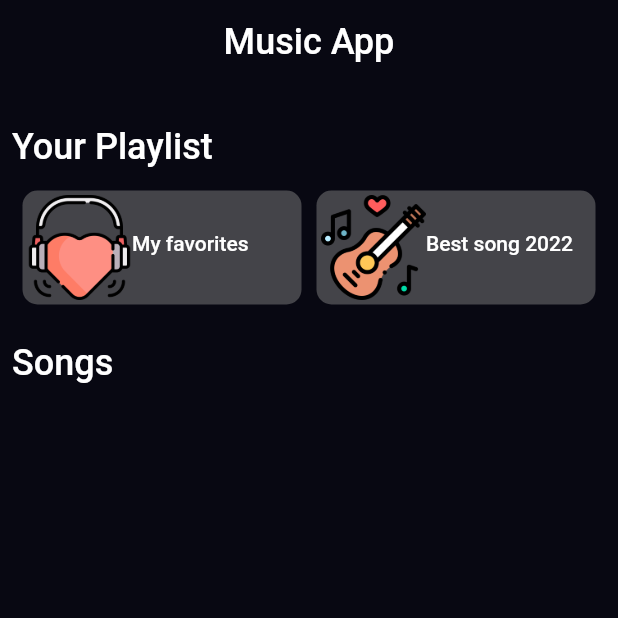
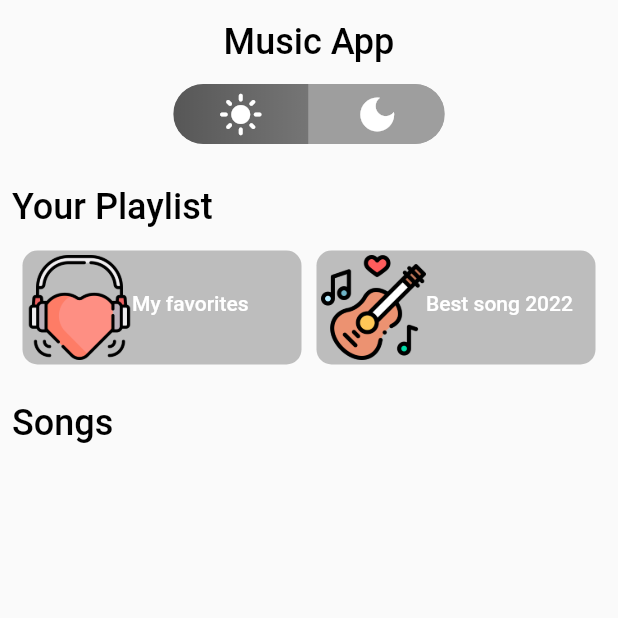
Before and after one commit to YorqinBek7/Music-App, a Flutter app: the screen it shows after launch, on a phone screen of 412 x 824 dp, the top half of it. Run offline on Flutter 3.47's test engine with Material 2 defaults, Android fonts, the phone set to English and light mode, and no system bars; drawn by our look-alikes of toggle_switch; our stand-ins replace adaptive_theme, audioplayers, flutter_bloc, flutter_native_splash, lottie, modal_bottom_sheet and 2 more; statements that could not run were skipped.

Commit message:
added theme switcher

```diff
--- a/lib/main.dart
+++ b/lib/main.dart
@@ -1,80 +1,48 @@
-import 'package:awesome_notifications/awesome_notifications.dart';
+import 'package:adaptive_theme/adaptive_theme.dart';
 import 'package:flutter/material.dart';
 import 'package:flutter_bloc/flutter_bloc.dart';
 import 'package:flutter_native_splash/flutter_native_splash.dart';
 import 'package:music_app/cubit/music_cubit.dart';
+import 'package:music_app/data/shared_preferences.dart';
 import 'package:music_app/ui/router.dart';
 import 'package:music_app/utils/constants.dart';
-import 'package:music_app/utils/notification.dart';
-import 'package:permission_handler/permission_handler.dart';
+import 'package:music_app/utils/theme.dart';
 
 void main() async {
   WidgetsBinding widgetsBinding = WidgetsFlutterBinding.ensureInitialized();
   FlutterNativeSplash.preserve(widgetsBinding: widgetsBinding);
-  void main() async {
-    ReceivedAction? receivedAction = await AwesomeNotifications()
-        .getInitialNotificationAction(removeFromActionEvents: false);
-  }
-
-  AwesomeNotifications().initialize(
-    "resource://drawable/app_icon",
-    [
-      NotificationChannel(
-          channelGroupKey: 'basic_channel_group',
-          channelKey: 'basic_channel',
-          channelName: 'Basic notifications',
-          channelDescription: 'Notification channel for basic tests',
-          defaultColor: const Color(0xFF9D50DD),
-          ledColor: Colors.white)
-    ],
-    channelGroups: [
-      NotificationChannelGroup(
-          channelGroupKey: 'basic_channel_group',
-          channelGroupName: 'Basic group')
-    ],
-    debug: true,
-  );
-  runApp(const App());
+  await StorageRepository.getInstance();
+  final savedThemeMode = await AdaptiveTheme.getThemeMode();
+  runApp(App(
+    savedThemeMode: savedThemeMode,
+  ));
 }
 
-class App extends StatefulWidget {
-  static final GlobalKey<NavigatorState> navigatorKey =
-      GlobalKey<NavigatorState>();
-  const App({super.key});
-
-  @override
-  State<App> createState() => _AppState();
-}
-
-class _AppState extends State<App> {
-  @override
-  void initState() {
-    AwesomeNotifications().setListeners(
-        onActionReceivedMethod: NotificationController.onActionReceivedMethod,
-        onNotificationCreatedMethod:
-            NotificationController.onNotificationCreatedMethod,
-        onNotificationDisplayedMethod:
-            NotificationController.onNotificationDisplayedMethod,
-        onDismissActionReceivedMethod:
-            NotificationController.onDismissActionReceivedMethod);
-
-    Future<PermissionStatus> permission = Permission.notification.request();
-
-    super.initState();
-  }
+class App extends StatelessWidget {
+  final AdaptiveThemeMode? savedThemeMode;
+  const App({super.key, required this.savedThemeMode});
 
   @override
   Widget build(BuildContext context) {
     return BlocProvider(
       create: (context) => MusicCubit(),
-      child: MaterialApp(
-        debugShowCheckedModeBanner: false,
-        title: 'Music App',
-        theme: ThemeData(
-          primarySwatch: Colors.blue,
+      child: AdaptiveTheme(
+        light: MusicAppTheme.lightMode(),
+        dark: MusicAppTheme.darkMode(),
+        initial: AdaptiveThemeMode.light,
+        builder: (theme, darkTheme) => MaterialApp(
+          title: 'Adaptive Theme Demo',
+          theme: theme,
+          darkTheme: darkTheme,
+          home: MaterialApp(
+            debugShowCheckedModeBanner: false,
+            title: 'Music App',
+            theme: theme,
+            darkTheme: darkTheme,
+            onGenerateRoute: MusicAppRouters.generateRoutes,
+            initialRoute: homeScreen,
+          ),
         ),
-        onGenerateRoute: MusicAppRouters.generateRoutes,
-        initialRoute: homeScreen,
       ),
     );
   }
--- a/lib/ui/home/home_screen.dart
+++ b/lib/ui/home/home_screen.dart
@@ -1,20 +1,19 @@
-// ignore_for_file: use_build_context_synchronously
-
+import 'package:adaptive_theme/adaptive_theme.dart';
 import 'package:audioplayers/audioplayers.dart';
-import 'package:awesome_notifications/awesome_notifications.dart';
+import 'package:flutter/cupertino.dart';
 import 'package:flutter/material.dart';
 import 'package:flutter_bloc/flutter_bloc.dart';
 import 'package:flutter_native_splash/flutter_native_splash.dart';
 import 'package:lottie/lottie.dart';
 import 'package:music_app/cubit/music_cubit.dart';
+import 'package:music_app/data/shared_preferences.dart';
 import 'package:music_app/ui/home/widgets/bottom_sheet.dart';
 import 'package:music_app/ui/home/widgets/on_long_press_dialog.dart';
 import 'package:music_app/ui/home/widgets/playlists.dart';
 import 'package:music_app/ui/home/widgets/visible_bottom_sheet.dart';
-import 'package:music_app/utils/color.dart';
 import 'package:music_app/utils/constants.dart';
-import 'package:music_app/utils/text_style.dart';
 import 'package:permission_handler/permission_handler.dart';
+import 'package:toggle_switch/toggle_switch.dart';
 
 class HomeScreen extends StatefulWidget {
   const HomeScreen({super.key});
@@ -40,12 +39,11 @@ class _HomeScreenState extends State<HomeScreen> {
     var cubitRead = context.read<MusicCubit>();
     return Scaffold(
       resizeToAvoidBottomInset: false,
-      backgroundColor: MusicAppColor.C_080812,
+      backgroundColor: Theme.of(context).scaffoldBackgroundColor,
       appBar: AppBar(
         centerTitle: true,
-        title: Text("Music App",
-            style: MusicAppTextStyle.w500.copyWith(fontSize: 24)),
-        backgroundColor: MusicAppColor.C_080812,
+        title: Text("Music App", style: Theme.of(context).textTheme.headline4),
+        backgroundColor: Theme.of(context).backgroundColor,
         elevation: 0,
       ),
       body: BlocListener<MusicCubit, MusicState>(
@@ -54,6 +52,32 @@ class _HomeScreenState extends State<HomeScreen> {
         },
         child: Column(
           children: [
+            ToggleSwitch(
+              minWidth: 90.0,
+              minHeight: 40.0,
+              initialLabelIndex: 0,
+              cornerRadius: 20.0,
+              activeFgColor: Colors.white,
+              inactiveBgColor: Colors.grey,
+              inactiveFgColor: Colors.white,
+              totalSwitches: 2,
+              icons: const [Icons.light_mode, Icons.dark_mode],
+              iconSize: 30.0,
+              activeBgColors: const [
+                [Colors.black45, Colors.black26],
+                [Colors.yellow, Colors.orange]
+              ],
+              animate: true,
+              curve: Curves.bounceInOut,
+              onToggle: (index) {
+                setState(() {
+                  StorageRepository.putDouble("isDark", index!.toDouble());
+                  StorageRepository.getDouble("isDark") == 1
+                      ? AdaptiveTheme.of(context).setDark()
+                      : AdaptiveTheme.of(context).setLight();
+                });
+              },
+            ),
             const SizedBox(height: 10),
             Expanded(
               child: Padding(
@@ -63,7 +87,7 @@ class _HomeScreenState extends State<HomeScreen> {
                   children: [
                     const SizedBox(height: 10),
                     Text("Your Playlist",
-                        style: MusicAppTextStyle.w500.copyWith(fontSize: 24)),
+                        style: Theme.of(context).textTheme.headline4),
                     const SizedBox(height: 10),
                     Row(
                       mainAxisAlignment: MainAxisAlignment.center,
@@ -95,8 +119,7 @@ class _HomeScreenState extends State<HomeScreen> {
                       ],
                     ),
                     const SizedBox(height: 20),
-                    Text("Songs",
-                        style: MusicAppTextStyle.w500.copyWith(fontSize: 24)),
+                    Text("Songs", style: Theme.of(context).textTheme.headline4),
                     const SizedBox(height: 5),
                     ListView.builder(
                       shrinkWrap: true,
@@ -107,16 +130,6 @@ class _HomeScreenState extends State<HomeScreen> {
                             cubitRead.nameSongs[index].split("-");
                         return GestureDetector(
                           onTap: () async {
-                            AwesomeNotifications().createNotification(
-                              content: NotificationContent(
-                                id: 10,
-                                channelKey: 'basic_channel',
-                                title:
-                                    context.read<MusicCubit>().activeSongName,
-                                body: 'Simple body',
-                                actionType: ActionType.Default,
-                              ),
-                            );
                             cubitRead.playMusic(index: index);
                             musicDuraition =
                                 (await cubitRead.player.getDuration())!;
@@ -139,15 +152,13 @@ class _HomeScreenState extends State<HomeScreen> {
                               cubitRead.nameSongs[index]
                                   .split("-")[0]
                                   .toString(),
-                              style: MusicAppTextStyle.w500.copyWith(
-                                  color: MusicAppColor.white, fontSize: 14),
+                              style: Theme.of(context).textTheme.headline5,
                             ),
                             subtitle: Text(
                               subtitle.length > 1
                                   ? subtitle[1].substring(1, subtitle[1].length)
                                   : "Undifined",
-                              style: MusicAppTextStyle.w500.copyWith(
-                                  color: MusicAppColor.grey, fontSize: 12),
+                              style: Theme.of(context).textTheme.headline6,
                             ),
                             trailing: cubitRead.activeSongIndex == index
                                 ? LottieBuilder.asset(
--- a/lib/ui/home/widgets/bottom_sheet.dart
+++ b/lib/ui/home/widgets/bottom_sheet.dart
@@ -38,9 +38,7 @@ bottomsheet({
               setState(() {});
             }
           });
-          return SizedBox(
-            height: MediaQuery.of(context).size.height * .95,
-            child: Column(
+          return Column(
             mainAxisAlignment: MainAxisAlignment.spaceEvenly,
             children: [
               SizedBox(
@@ -119,7 +117,6 @@ bottomsheet({
                 ],
               ),
             ],
-            ),
           );
         },
       );
--- a/lib/ui/playlist/playlist_screen.dart
+++ b/lib/ui/playlist/playlist_screen.dart
@@ -1,6 +1,4 @@
-// ignore_for_file: use_build_context_synchronously
 import 'package:audioplayers/audioplayers.dart';
-import 'package:awesome_notifications/awesome_notifications.dart';
 import 'package:flutter/material.dart';
 import 'package:flutter_bloc/flutter_bloc.dart';
 import 'package:lottie/lottie.dart';
@@ -13,9 +11,7 @@ import 'package:music_app/utils/text_style.dart';
 
 class PlaylistScreen extends StatefulWidget {
   final String namePlaylist;
-
   const PlaylistScreen({super.key, required this.namePlaylist});
-
   @override
   State<PlaylistScreen> createState() => _PlaylistScreenState();
 }
@@ -142,7 +138,6 @@ class _PlaylistScreenState extends State<PlaylistScreen> {
   }
 
   init() async {
-    await StorageRepository.getInstance();
     context.read<MusicCubit>().readFromStorage();
     context.read<MusicCubit>().getMusicsFromPlaylists();
     context.read<MusicCubit>().addMusicsNameInPlaylist();
@@ -151,7 +146,6 @@ class _PlaylistScreenState extends State<PlaylistScreen> {
             StorageRepository.getList("favorites")
         : context.read<MusicCubit>().musicsInOtherSongs =
             StorageRepository.getList("songs");
-
     setState(() {});
   }
 }
--- a/lib/utils/color.dart
+++ b/lib/utils/color.dart
@@ -7,8 +7,10 @@ class MusicAppColor {
   static const Color C_404C6C = Color(0xff404C6C);
   static const Color C_1E1E29 = Color(0xff1E1E29);
   static const Color C_536987 = Color(0xff536987);
+  static const Color C_FAFAFA = Color(0xffFAFAFA);
   static const Color white = Color(0xffffffff);
   static const Color red = Color(0xffFF0000);
   static const Color grey = Color(0xff808080);
   static const Color blue = Color(0xff0000FF);
+  static const Color black = Color(0xff000000);
 }
--- a/lib/utils/notification.dart
+++ /dev/null
@@ -1,38 +0,0 @@
-import 'package:awesome_notifications/awesome_notifications.dart';
-
-class NotificationController {
-  /// Use this method to detect when a new notification or a schedule is created
-  @pragma("vm:entry-point")
-  static Future<void> onNotificationCreatedMethod(
-      ReceivedNotification receivedNotification) async {
-    // Your code goes here
-  }
-
-  /// Use this method to detect every time that a new notification is displayed
-  @pragma("vm:entry-point")
-  static Future<void> onNotificationDisplayedMethod(
-      ReceivedNotification receivedNotification) async {
-    // Your code goes here
-  }
-
-  /// Use this method to detect if the user dismissed a notification
-  @pragma("vm:entry-point")
-  static Future<void> onDismissActionReceivedMethod(
-      ReceivedAction receivedAction) async {
-    // Your code goes here
-  }
-
-  /// Use this method to detect when the user taps on a notification or action button
-  @pragma("vm:entry-point")
-  static Future<void> onActionReceivedMethod(
-      ReceivedAction receivedAction) async {
-    // Your code goes here
-
-    // Navigate into pages, avoiding to open the notification details page over another details page already opened
-    //   MyApp.navigatorKey.currentState?.pushNamedAndRemoveUntil(
-    //       '/notification-page',
-    //       (route) =>
-    //           (route.settings.name != '/notification-page') || route.isFirst,
-    //       arguments: receivedAction);
-  }
-}
--- a/lib/utils/text_style.dart
+++ b/lib/utils/text_style.dart
@@ -13,7 +13,6 @@ class MusicAppTextStyle {
     fontWeight: FontWeight.w500,
     fontSize: 14,
   );
-
   static const TextStyle w400 = TextStyle(
     color: MusicAppColor.white,
     fontWeight: FontWeight.w400,
--- /dev/null
+++ b/lib/utils/theme.dart
@@ -0,0 +1,34 @@
+import 'package:flutter/material.dart';
+import 'package:music_app/utils/color.dart';
+import 'package:music_app/utils/text_style.dart';
+
+class MusicAppTheme {
+  static ThemeData lightMode() {
+    return ThemeData(
+      scaffoldBackgroundColor: MusicAppColor.C_FAFAFA,
+      backgroundColor: MusicAppColor.C_FAFAFA,
+      textTheme: TextTheme(
+        headline4: MusicAppTextStyle.w500
+            .copyWith(fontSize: 24, color: MusicAppColor.black),
+        headline5: MusicAppTextStyle.w500.copyWith(color: MusicAppColor.black),
+        headline6: MusicAppTextStyle.w500.copyWith(
+          color: MusicAppColor.grey,
+          fontSize: 12,
+        ),
+      ),
+    );
+  }
+
+  static ThemeData darkMode() {
+    return ThemeData(
+      scaffoldBackgroundColor: MusicAppColor.C_080812,
+      backgroundColor: MusicAppColor.C_080812,
+      textTheme: TextTheme(
+        headline4: MusicAppTextStyle.w500.copyWith(fontSize: 24),
+        headline5: MusicAppTextStyle.w500.copyWith(color: MusicAppColor.white),
+        headline6: MusicAppTextStyle.w500
+            .copyWith(color: MusicAppColor.grey, fontSize: 12),
+      ),
+    );
+  }
+}
--- a/pubspec.yaml
+++ b/pubspec.yaml
@@ -24,7 +24,10 @@ dependencies:
   flutter_bloc: ^8.1.1
   flutter_native_splash: ^2.2.13
   shared_preferences: ^2.0.15
-  awesome_notifications: ^0.7.4+1
+  change_app_package_name: ^1.1.0
+  adaptive_theme: ^3.1.1
+  toggle_switch: ^2.0.1
+
 
 dev_dependencies:
   flutter_test:
```
Also changed, not shown: pubspec.lock, 11 other files. Lines whose indentation alone changed are shown as unchanged.
